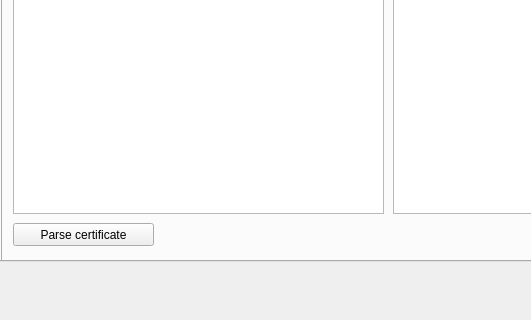
Above: ui/mainwindow.ui from caffedrine/CryptoPocketKnife before the change; both pictures show x 0 to 531 and y 397 to 717 of the 1171 by 717 pixel window. Below: the same form after it.
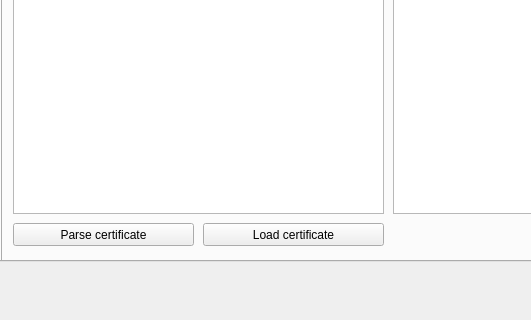
That is the form after the change. The open tabs and pages were chosen to show the change. Icons and pictures are not drawn.

Commit message: - Added option to load certificate from file

```diff
--- a/ui/mainwindow.ui
+++ b/ui/mainwindow.ui
@@ -1006,7 +1006,7 @@
          <rect>
           <x>10</x>
           <y>550</y>
-          <width>141</width>
+          <width>181</width>
           <height>23</height>
          </rect>
         </property>
@@ -1014,6 +1014,19 @@
          <string>Parse certificate</string>
         </property>
        </widget>
+       <widget class="QPushButton" name="pushButton_certificates_Parse_LoadCertificate">
+        <property name="geometry">
+         <rect>
+          <x>200</x>
+          <y>550</y>
+          <width>181</width>
+          <height>23</height>
+         </rect>
+        </property>
+        <property name="text">
+         <string>Load certificate</string>
+        </property>
+       </widget>
       </widget>
       <widget class="QWidget" name="tab_9">
        <attribute name="title">
```
Left out of the diff: 17 changed lines with no effect on the pictures. The commit also changes 2 other files.
